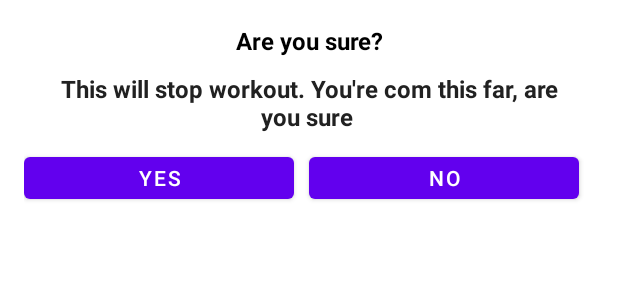
After one commit to giangthao/7MinutesWorkout, an Android app: the layout dialog_custom_back_confirmation.xml on its own in the app's theme, with its tools: preview values and no code run, on a phone screen of 412 x 824 dp. The commit adds this screen. Shown: the top 300 px of the screen. Run offline under Robolectric (Android 15) with nearby library versions, the phone set to English and light mode, and no system bars.

Commit message:
161. Setting up the CustomDialog for the Backbutton

```diff
--- a/app/src/main/java/com/example/a7minutesworkout/ExerciseActivity.kt
+++ b/app/src/main/java/com/example/a7minutesworkout/ExerciseActivity.kt
@@ -1,5 +1,6 @@
 package com.example.a7minutesworkout
 
+import android.app.Dialog
 import android.content.Intent
 import android.media.MediaPlayer
 import android.net.Uri
@@ -12,6 +13,7 @@ import android.view.View
 import android.widget.Toast
 import androidx.recyclerview.widget.LinearLayoutManager
 import com.example.a7minutesworkout.databinding.ActivityExerciseBinding
+import com.example.a7minutesworkout.databinding.DialogCustomBackConfirmationBinding
 import java.util.*
 import kotlin.collections.ArrayList
 
@@ -56,7 +58,8 @@ class ExerciseActivity : AppCompatActivity(), TextToSpeech.OnInitListener {
 
         tts = TextToSpeech(this, this)
         binding?.toolbarExcise?.setNavigationOnClickListener {
-            onBackPressed()
+           // onBackPressed()
+            customDialogForBackButton()
         }
         //binding?.flRestView?.visibility = View.GONE
         setupRestView()
@@ -242,5 +245,24 @@ class ExerciseActivity : AppCompatActivity(), TextToSpeech.OnInitListener {
     private fun speakOut(text: String) {
         tts!!.speak(text, TextToSpeech.QUEUE_FLUSH, null, "")
     }
+    private fun customDialogForBackButton(){
+        val customDialog = Dialog(this)
+        val dialogBinding = DialogCustomBackConfirmationBinding.inflate(layoutInflater)
+        customDialog.setContentView(dialogBinding.root)
+        customDialog.setCanceledOnTouchOutside(false)
+        dialogBinding.btnYes.setOnClickListener {
+            this@ExerciseActivity.finish()
+            customDialog.dismiss()
+        }
+        dialogBinding.btnNo.setOnClickListener {
+            customDialog.dismiss()
+        }
+        customDialog.show()
+    }
+
+    override fun onBackPressed() {
+        customDialogForBackButton()
+        //super.onBackPressed()
+    }
 
 }
--- /dev/null
+++ b/app/src/main/res/layout/dialog_custom_back_confirmation.xml
@@ -0,0 +1,58 @@
+<?xml version="1.0" encoding="utf-8"?>
+<LinearLayout xmlns:android="http://schemas.android.com/apk/res/android"
+    android:layout_width="match_parent"
+    android:layout_height="wrap_content"
+    android:gravity="center"
+    android:orientation="vertical"
+    android:padding="16dp"
+    >
+    <TextView
+        android:layout_width="match_parent"
+        android:layout_height="wrap_content"
+        android:text="Are you sure?"
+        android:textColor="@android:color/black"
+        android:textStyle="bold"
+        android:gravity="center"
+        android:textSize="16dp"
+        />
+    <TextView
+        android:layout_width="match_parent"
+        android:layout_height="wrap_content"
+        android:layout_marginStart="10dp"
+        android:layout_marginTop="10dp"
+        android:layout_marginEnd="10dp"
+        android:text="This will stop workout. You\'re com this far, are you sure "
+        android:textStyle="bold"
+        android:gravity="center"
+        android:textColor="#212121"
+        android:textSize="16sp"
+        >
+    </TextView>
+    <LinearLayout
+        android:layout_width="match_parent"
+        android:layout_height="wrap_content"
+        android:orientation="horizontal"
+        android:layout_marginTop="10dp"
+        >
+        <Button
+            android:id="@+id/btnYes"
+
+            android:layout_width="0dp"
+            android:layout_height="40dp"
+            android:layout_marginEnd="10dp"
+            android:layout_weight="1"
+            android:gravity="center"
+            android:text="Yes"
+            />
+        <Button
+            android:id="@+id/btnNo"
+            android:layout_width="0dp"
+            android:layout_height="40dp"
+            android:layout_marginEnd="10dp"
+            android:layout_weight="1"
+            android:gravity="center"
+            android:text="NO"/>
+    </LinearLayout>
+
+
+</LinearLayout>
```
